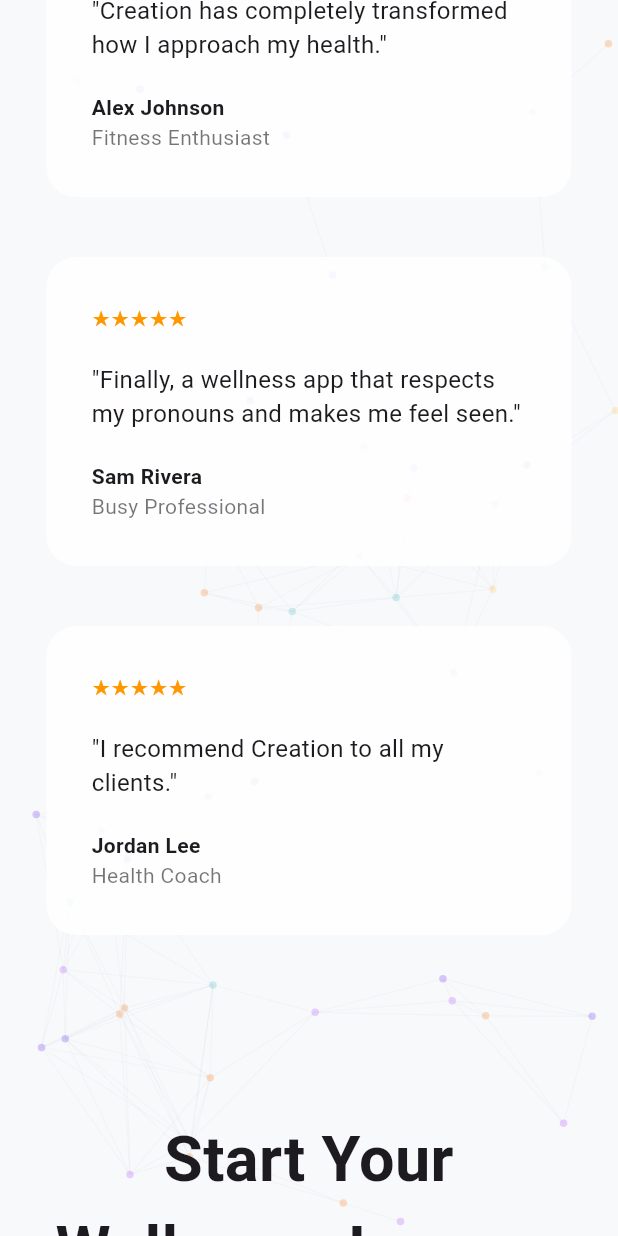
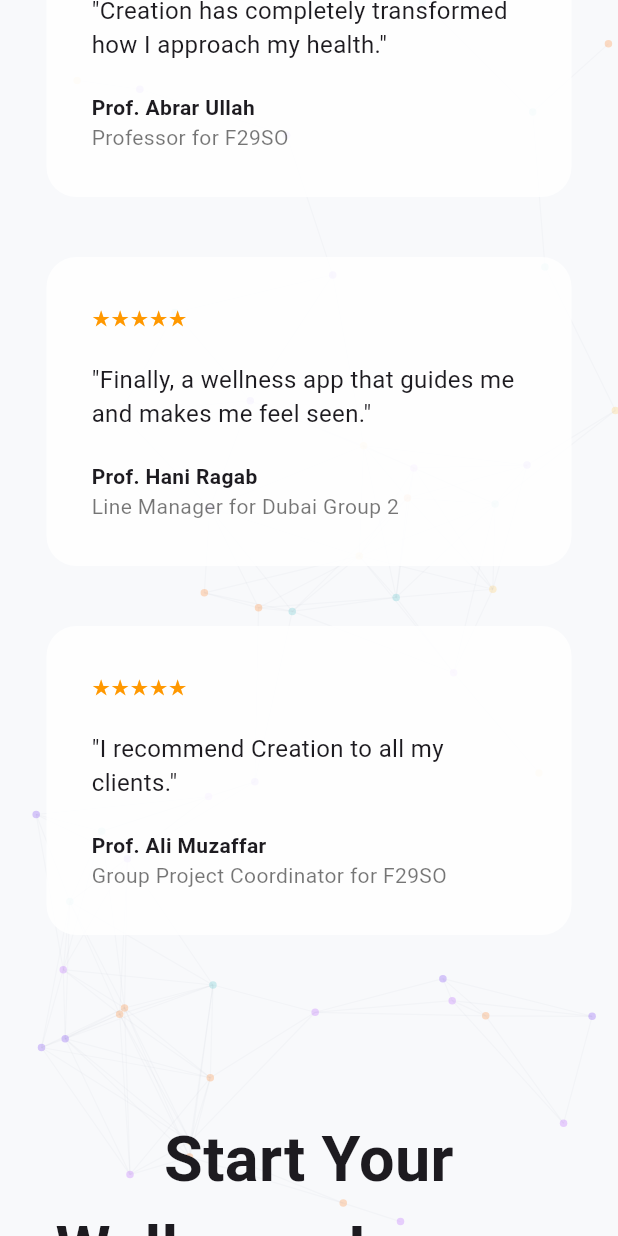
Before and after one commit to IsaiasTBiju/creation_virtualhealthapp, a Flutter app: the screen it shows after launch, scrolled down 3456 dp, on a phone screen of 412 x 824 dp. Run offline on Flutter 3.47's test engine with Material 3 defaults, Android fonts, the phone set to English and light mode, and no system bars; our stand-ins replace fl_chart, flutter_local_notifications, shared_preferences, timezone.

Commit message:
Some small changes

```diff
--- a/lib/screens/contact_screen.dart
+++ b/lib/screens/contact_screen.dart
@@ -569,7 +569,7 @@
             mainAxisAlignment: MainAxisAlignment.spaceBetween,
             children: [
               const Text(
-                "© 2024 Origin Inc. All rights reserved.",
+                "© 2026 Origin Inc. All rights reserved.",
                 style: TextStyle(color: Colors.white54),
               ),
 
--- a/lib/screens/home_screen.dart
+++ b/lib/screens/home_screen.dart
@@ -589,21 +589,21 @@
                   TestimonialCard(
                     quote:
                         "Creation has completely transformed how I approach my health.",
-                    name: "Alex Johnson",
-                    role: "Fitness Enthusiast",
+                    name: "Prof. Abrar Ullah",
+                    role: "Professor for F29SO",
                     width: cardWidth,
                   ),
                   TestimonialCard(
                     quote:
-                        "Finally, a wellness app that respects my pronouns and makes me feel seen.",
-                    name: "Sam Rivera",
-                    role: "Busy Professional",
+                        "Finally, a wellness app that guides me and makes me feel seen.",
+                    name: "Prof. Hani Ragab",
+                    role: "Line Manager for Dubai Group 2",
                     width: cardWidth,
                   ),
                   TestimonialCard(
                     quote: "I recommend Creation to all my clients.",
-                    name: "Jordan Lee",
-                    role: "Health Coach",
+                    name: "Prof. Ali Muzaffar",
+                    role: "Group Project Coordinator for F29SO",
                     width: cardWidth,
                   ),
                 ],
@@ -794,7 +794,7 @@
                   crossAxisAlignment: CrossAxisAlignment.start,
                   children: [
                     const Text(
-                      "© 2024 Origin Inc. All rights reserved.",
+                      "© 2026 Origin Inc. All rights reserved.",
                       style: TextStyle(color: Colors.white54),
                     ),
                     const SizedBox(height: 20),
@@ -815,7 +815,7 @@
                   mainAxisAlignment: MainAxisAlignment.spaceBetween,
                   children: [
                     const Text(
-                      "© 2024 Origin Inc. All rights reserved.",
+                      "© 2026 Origin Inc. All rights reserved.",
                       style: TextStyle(color: Colors.white54),
                     ),
                     Row(
```
Also changed, not shown: lib/screens/about_screen.dart (+38 -6 lines).
